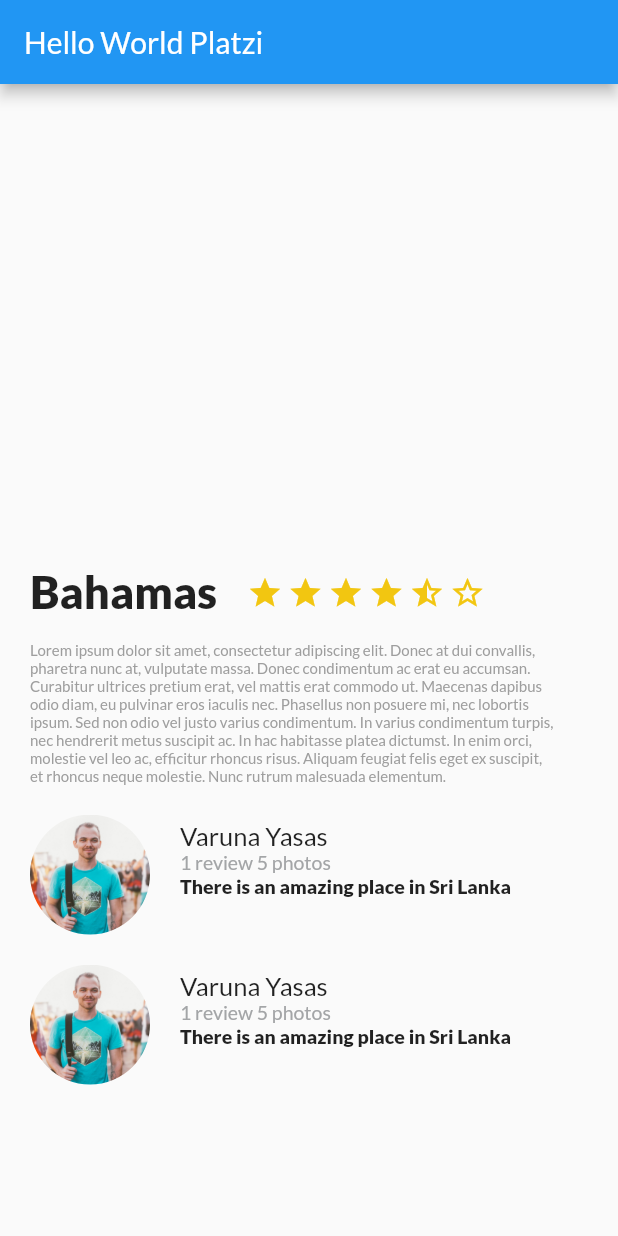
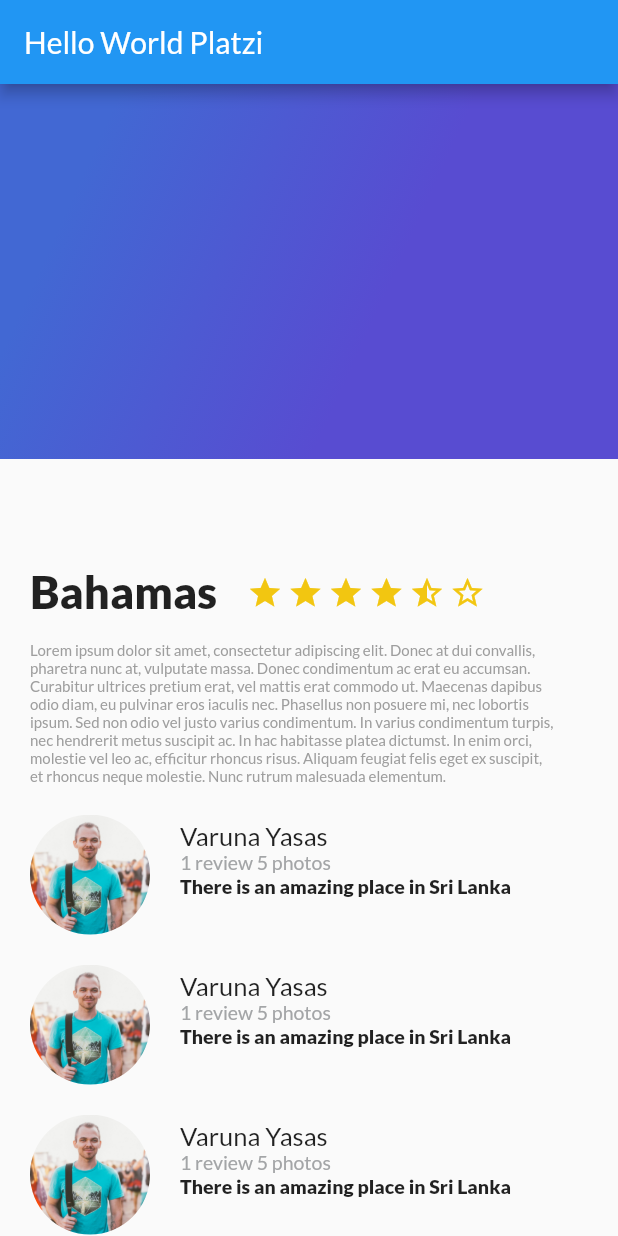
Before and after one commit to nestoredduardo/curso-flutter, a Flutter app: the screen it shows after launch, on a phone screen of 412 x 824 dp. Run offline on Flutter 3.47's test engine with Material 2 defaults, Android fonts, the phone set to English and light mode, and no system bars; our stand-ins replace google_fonts.

Commit message:
Gradient

```diff
--- /dev/null
+++ b/lib/gradient_back.dart
@@ -0,0 +1,25 @@
+import 'package:flutter/material.dart';
+
+class GradientBack extends StatelessWidget{
+  const GradientBack({Key? key}) : super(key: key);
+
+  @override
+  Widget build(BuildContext context) {
+    // TODO: implement build
+    return Container(
+      height: 250,
+      decoration: const BoxDecoration(
+        gradient: LinearGradient(
+          colors: [
+            Color(0xFF4268D3),
+            Color(0xFF584CD1)
+          ],
+          begin: FractionalOffset(0.2, 0),
+          end: FractionalOffset(1,0.6),
+          stops: [0,0.6],
+          tileMode: TileMode.clamp
+        )
+      ),
+    );
+  }
+}
--- a/lib/main.dart
+++ b/lib/main.dart
@@ -3,6 +3,7 @@ import 'package:google_fonts/google_fonts.dart';
 
 import 'description_place.dart';
 import 'review_list.dart';
+import 'gradient_back.dart';
 
 void main() {
   runApp(MyApp());
@@ -37,7 +38,18 @@ class MyApp extends StatelessWidget {
         appBar: AppBar(
           title: const Text("Hello World Platzi"),
         ),
-        body: Column(children: [DescriptionPlace("Bahamas", 4, descriptionText), ReviewList()],)
+        body: Stack(
+          children: <Widget>[
+            ListView(
+              children: [
+                DescriptionPlace("Bahamas", 4, descriptionText),
+                ReviewList()
+              ],
+            ),
+            const GradientBack()
+          ],
+        ),
+        //body: Column(children: [DescriptionPlace("Bahamas", 4, descriptionText), ReviewList()],)
       )
       //const MyHomePage(title: 'Flutter Demo Home Page'),
     );
--- a/lib/review_list.dart
+++ b/lib/review_list.dart
@@ -13,6 +13,12 @@ class ReviewList extends StatelessWidget {
 
   Widget build(BuildContext context) {
     // TODO: implement build
-    return Column(children: [Review(imagePath, name, details, comment), Review(imagePath, name, details, comment)],);
+    return Column(
+      crossAxisAlignment: CrossAxisAlignment.start,
+      children: [
+        Review(imagePath, name, details, comment),
+        Review(imagePath, name, details, comment),
+        Review(imagePath, name, details, comment)]
+    );
   }
 }
```
